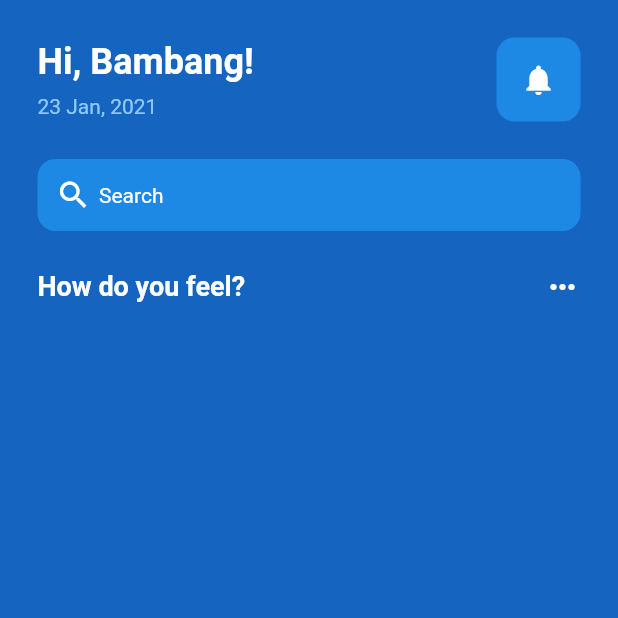
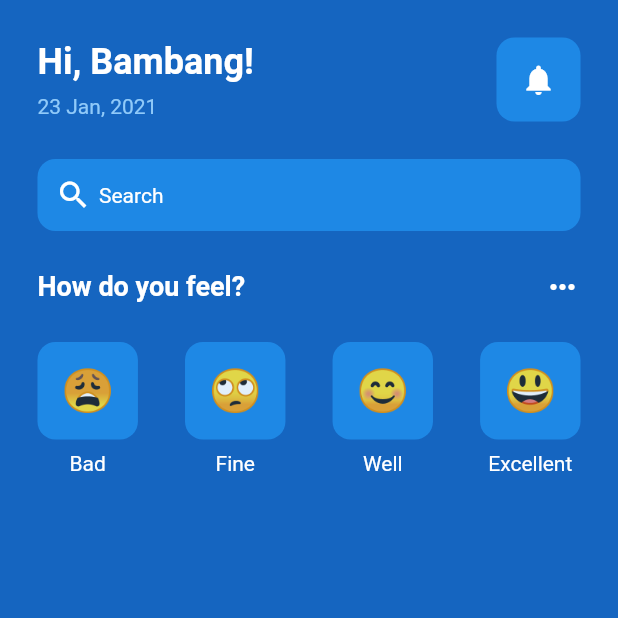
Before and after one commit to daimessdn/mentalhealthapp, a Flutter app: the screen it shows after launch, on a phone screen of 412 x 824 dp, the top half of it. Run offline on Flutter 3.47's test engine with Material 2 defaults, Android fonts, the light colour scheme and no system bars.

Commit message:
added physical how do you feel feature

```diff
--- a/lib/pages/home_page.dart
+++ b/lib/pages/home_page.dart
@@ -1,4 +1,5 @@
 import 'package:flutter/material.dart';
+import 'package:mentalhealthapp/utils/emoticon_face.dart';
 
 class HomePage extends StatefulWidget {
   HomePage({Key? key}) : super(key: key);
@@ -96,6 +97,78 @@ class _HomePageState extends State<HomePage> {
                     )
                   ],
                 ),
+
+                // bagian box untuk margin
+                SizedBox(height: 25),
+
+                Row(
+                  mainAxisAlignment: MainAxisAlignment.spaceBetween,
+                  children: [
+                    // bad
+                    Column(
+                      children: [
+                        EmoticonFace(
+                          emoticonFace: "😩",
+                        ),
+                        SizedBox(
+                          height: 8,
+                        ),
+                        Text(
+                          "Bad",
+                          style: TextStyle(color: Colors.white),
+                        )
+                      ],
+                    ),
+
+                    // fine
+                    Column(
+                      children: [
+                        EmoticonFace(
+                          emoticonFace: "🙄",
+                        ),
+                        SizedBox(
+                          height: 8,
+                        ),
+                        Text(
+                          "Fine",
+                          style: TextStyle(color: Colors.white),
+                        )
+                      ],
+                    ),
+
+                    // well
+                    Column(
+                      children: [
+                        EmoticonFace(
+                          emoticonFace: "😊",
+                        ),
+                        SizedBox(
+                          height: 8,
+                        ),
+                        Text(
+                          "Well",
+                          style: TextStyle(color: Colors.white),
+                        )
+                      ],
+                    ),
+
+                    // excellent
+                    Column(
+                      children: [
+                        EmoticonFace(
+                          emoticonFace: "😃",
+                        ),
+                        SizedBox(
+                          height: 8,
+                        ),
+                        Text(
+                          "Excellent",
+                          style: TextStyle(color: Colors.white),
+                        )
+                      ],
+                    ),
+                  ],
+                )
               ],
             ),
           ),
--- /dev/null
+++ b/lib/utils/emoticon_face.dart
@@ -0,0 +1,20 @@
+import 'package:flutter/material.dart';
+
+class EmoticonFace extends StatelessWidget {
+  final String emoticonFace;
+  const EmoticonFace({Key? key, required this.emoticonFace}) : super(key: key);
+
+  @override
+  Widget build(BuildContext context) {
+    return Container(
+      decoration: BoxDecoration(
+          color: Colors.blue[600], borderRadius: BorderRadius.circular(12)),
+      padding: EdgeInsets.all(16),
+      child: Center(
+          child: Text(
+        emoticonFace,
+        style: TextStyle(fontSize: 28),
+      )),
+    );
+  }
+}
```
